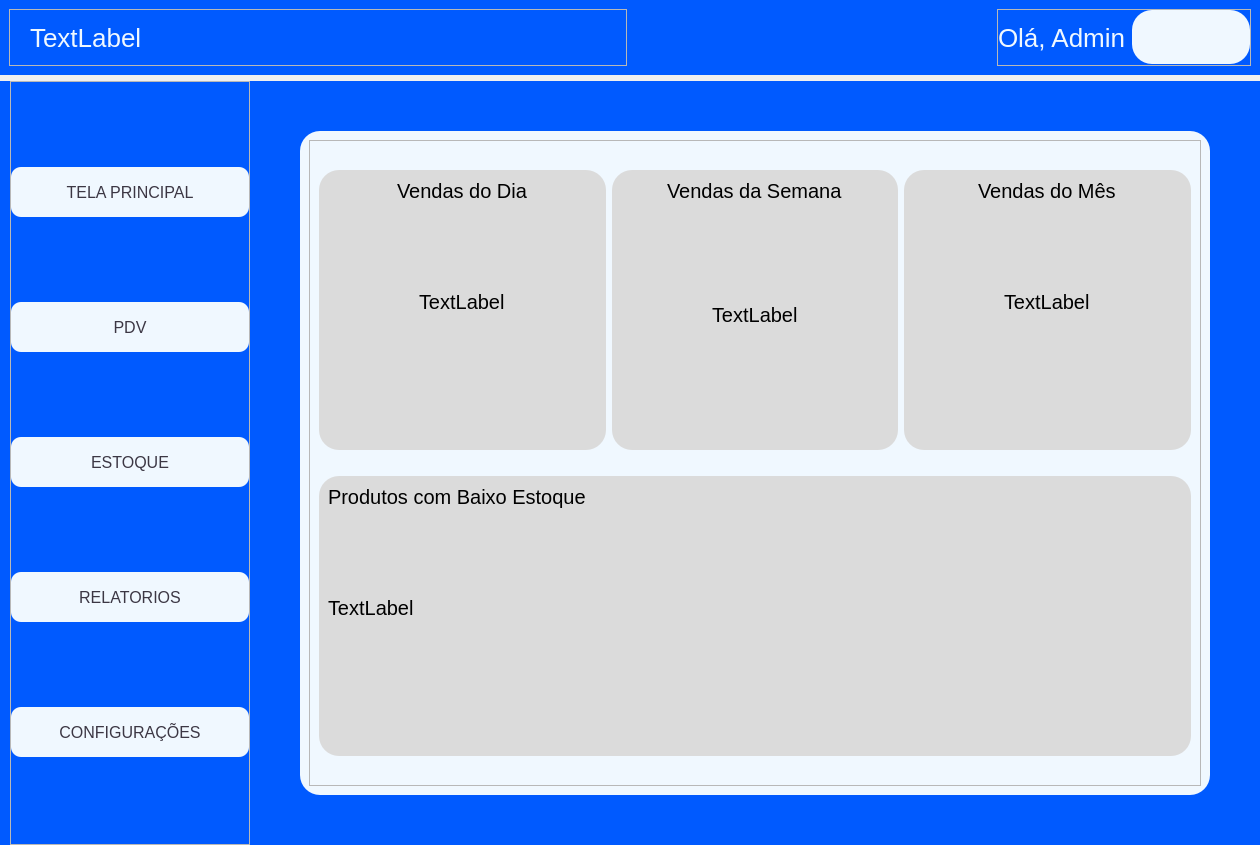
The window that ui_tela_principal.ui (CelsoLucas/Mercado) describes before a commit, drawn with Qt 5.
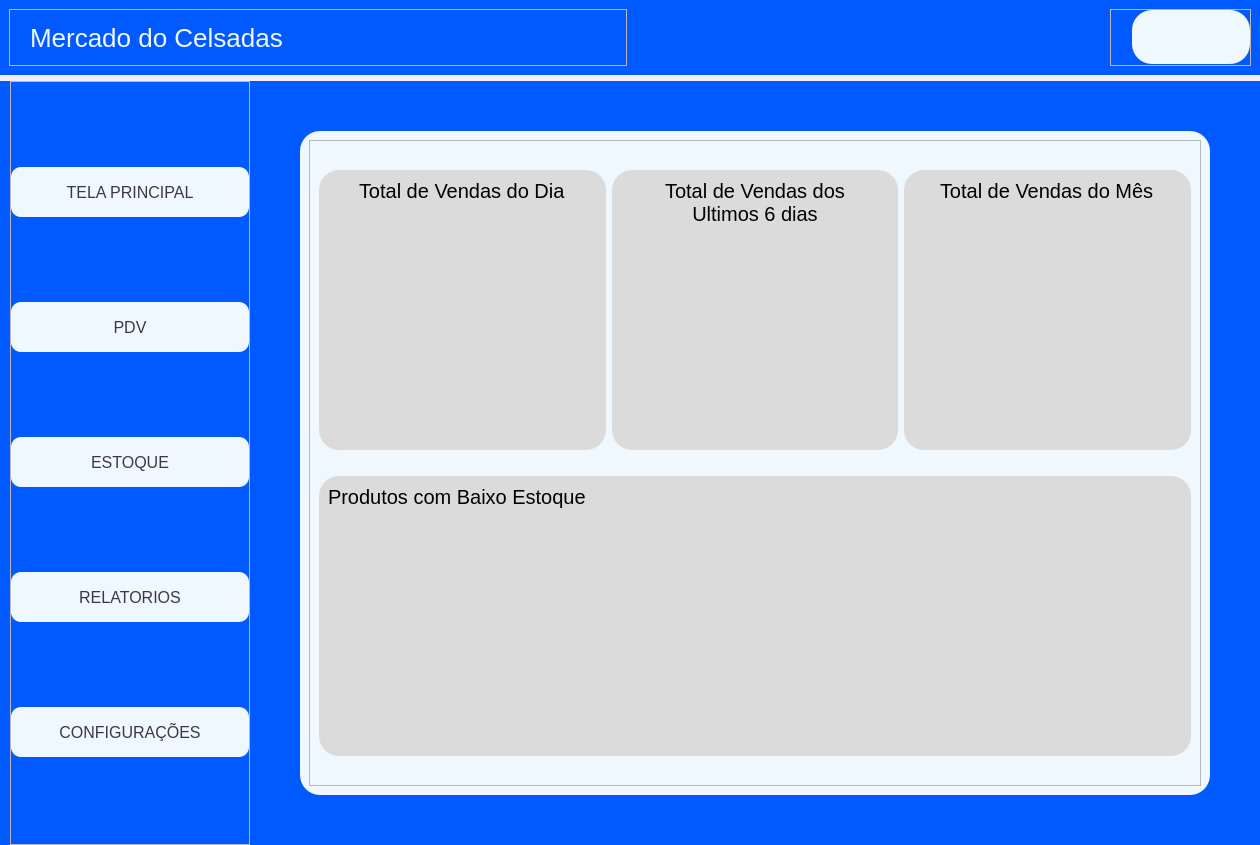
The same window after the commit. The open tabs and pages were chosen to show the change. Icons and pictures are not drawn.

Diff of the .ui file:
```diff
--- a/ui_tela_principal.ui
+++ b/ui_tela_principal.ui
@@ -310,7 +310,7 @@
           <item>
            <widget class="QLabel" name="img_logo">
             <property name="text">
-             <string>TextLabel</string>
+             <string>Mercado do Celsadas</string>
             </property>
            </widget>
           </item>
@@ -341,7 +341,7 @@
           <item>
            <widget class="QLabel" name="txt_ola_user">
             <property name="text">
-             <string>Olá, Admin</string>
+             <string/>
             </property>
            </widget>
           </item>
@@ -634,7 +634,7 @@
                     <item alignment="Qt::AlignmentFlag::AlignLeft|Qt::AlignmentFlag::AlignVCenter">
                      <widget class="QLabel" name="txt_produtos_baixo_estoque_db">
                       <property name="text">
-                       <string>TextLabel</string>
+                       <string/>
                       </property>
                      </widget>
                     </item>
@@ -696,14 +696,23 @@
                     <item alignment="Qt::AlignmentFlag::AlignHCenter|Qt::AlignmentFlag::AlignTop">
                      <widget class="QLabel" name="txt_vendas_semana">
                       <property name="text">
-                       <string>Vendas da Semana</string>
+                       <string>Total de Vendas dos Ultimos 6 dias</string>
+                      </property>
+                      <property name="textFormat">
+                       <enum>Qt::TextFormat::AutoText</enum>
+                      </property>
+                      <property name="alignment">
+                       <set>Qt::AlignmentFlag::AlignCenter</set>
+                      </property>
+                      <property name="wordWrap">
+                       <bool>true</bool>
                       </property>
                      </widget>
                     </item>
                     <item alignment="Qt::AlignmentFlag::AlignHCenter">
                      <widget class="QLabel" name="txt_vendas_semana_db">
                       <property name="text">
-                       <string>TextLabel</string>
+                       <string/>
                       </property>
                      </widget>
                     </item>
@@ -749,14 +758,14 @@
                     <item alignment="Qt::AlignmentFlag::AlignHCenter|Qt::AlignmentFlag::AlignTop">
                      <widget class="QLabel" name="txt_vendasdia">
                       <property name="text">
-                       <string>Vendas do Dia</string>
+                       <string>Total de Vendas do Dia</string>
                       </property>
                      </widget>
                     </item>
                     <item alignment="Qt::AlignmentFlag::AlignHCenter|Qt::AlignmentFlag::AlignVCenter">
                      <widget class="QLabel" name="txt_vendas_dia_db">
                       <property name="text">
-                       <string>TextLabel</string>
+                       <string/>
                       </property>
                      </widget>
                     </item>
@@ -834,14 +843,14 @@
                     <item alignment="Qt::AlignmentFlag::AlignHCenter|Qt::AlignmentFlag::AlignTop">
                      <widget class="QLabel" name="txt_vendas_mes">
                       <property name="text">
-                       <string>Vendas do Mês</string>
+                       <string>Total de Vendas do Mês</string>
                       </property>
                      </widget>
                     </item>
                     <item alignment="Qt::AlignmentFlag::AlignHCenter">
                      <widget class="QLabel" name="txt_vendas_mes_db">
                       <property name="text">
-                       <string>TextLabel</string>
+                       <string/>
                       </property>
                      </widget>
                     </item>
```
Left out of the diff: 12 changed lines with no effect on the pictures.
